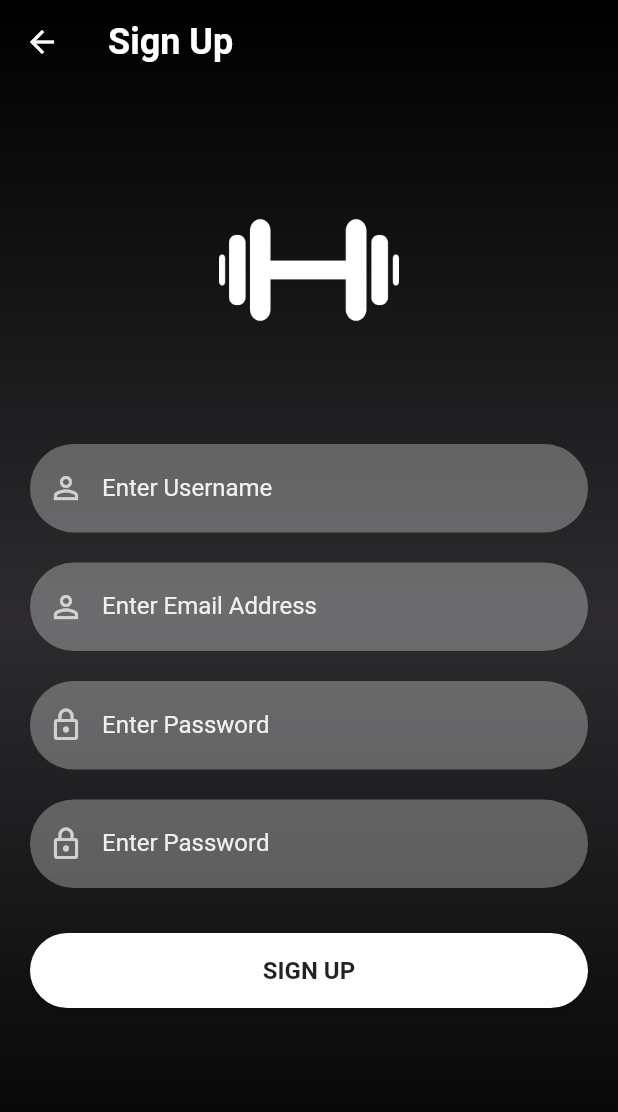
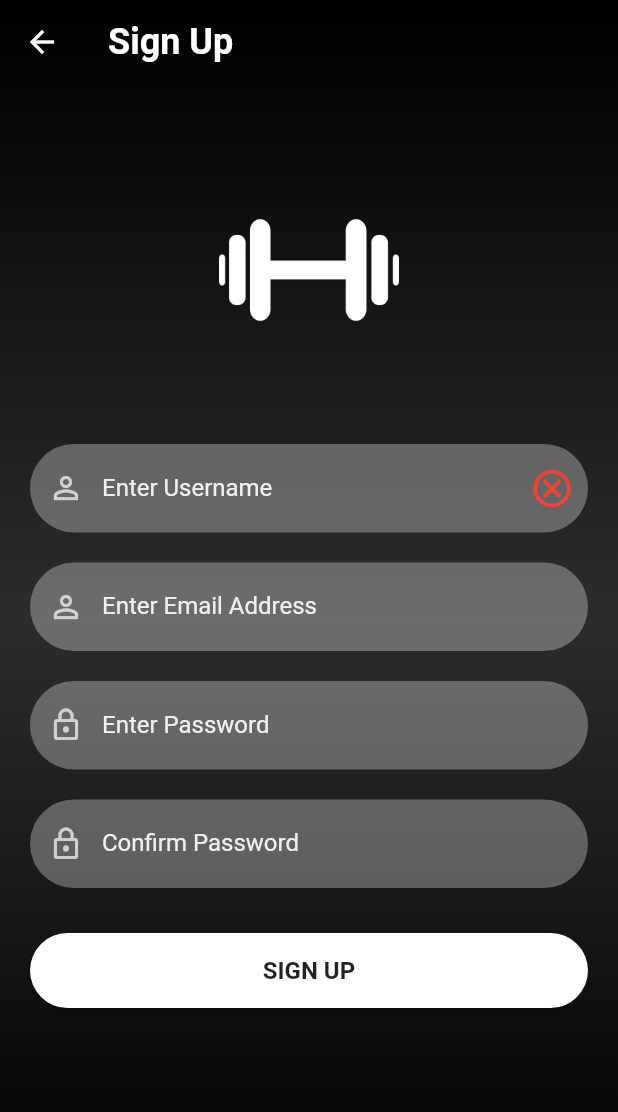
Before and after one commit to ignRyann/gymclubapp, a Flutter app: the SignUpScreen screen opened directly, on a phone screen of 412 x 824 dp. Shown: the top 1112 px of the screen. Run offline on Flutter 3.47's test engine with Material 2 defaults, Android fonts, the phone set to English and light mode, and no system bars; our stand-ins replace cloud_firestore, curved_navigation_bar, firebase_auth, firebase_core; accounts and stored records are empty.

Commit message:
2 New Features
Added in Username Availability Checker & Bottom Navigation Bar

```diff
--- a/gymclubapp/lib/screens/authentication/signup.dart
+++ b/gymclubapp/lib/screens/authentication/signup.dart
@@ -24,6 +24,7 @@ class _SignUpScreenState extends State<SignUpScreen> {
 
   // Error Messages
   String _errorMessage = '';
+  bool _usernameAvailable = false;
 
   @override
   Widget build(BuildContext context) {
@@ -43,9 +44,11 @@ class _SignUpScreenState extends State<SignUpScreen> {
       keyboardType: TextInputType.text,
       cursorColor: Colors.white,
       style: TextStyle(color: Colors.white.withOpacity(0.9)),
-      onChanged: ((String text) {
+      onChanged: ((String text) async {
+        final usernameAvailable = await AuthService().usernameAvailable(text);
         setState(() {
           _errorMessage = '';
+          _usernameAvailable = usernameAvailable;
         });
       }),
       decoration: InputDecoration(
@@ -53,6 +56,17 @@ class _SignUpScreenState extends State<SignUpScreen> {
             Icons.person_outline,
             color: Colors.white70,
           ),
+          suffixIcon: _usernameAvailable
+              ? const Icon(
+                  Icons.check_outlined,
+                  color: Colors.green,
+                  size: 30.0,
+                )
+              : const Icon(
+                  Icons.cancel_outlined,
+                  color: Colors.red,
+                  size: 30.0,
+                ),
           labelText: 'Enter Username',
           labelStyle: TextStyle(color: Colors.white.withOpacity(0.9)),
           filled: true,
@@ -171,7 +185,7 @@ class _SignUpScreenState extends State<SignUpScreen> {
           Icons.lock_outline,
           color: Colors.white70,
         ),
-        labelText: 'Enter Password',
+        labelText: 'Confirm Password',
         labelStyle: TextStyle(color: Colors.white.withOpacity(0.9)),
         filled: true,
         floatingLabelBehavior: FloatingLabelBehavior.never,
--- a/gymclubapp/pubspec.yaml
+++ b/gymclubapp/pubspec.yaml
@@ -38,6 +38,7 @@ dependencies:
   firebase_auth: ^3.3.20
   provider: ^6.0.3
   cloud_firestore: ^3.1.18
+  curved_navigation_bar: ^1.0.3
 
 dev_dependencies:
   flutter_test:
```
Also changed, not shown: gymclubapp/lib/screens/auth_services.dart (+13 -0 lines), gymclubapp/lib/screens/general/home.dart (+30 -0 lines), gymclubapp/pubspec.lock.
